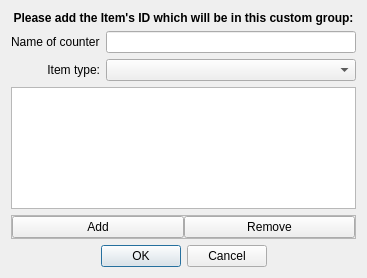
Above: Editor/tools/debugger/custom_counter_gui.ui from WohlSoft/Moondust-Project before the change. Below: the same form after it.
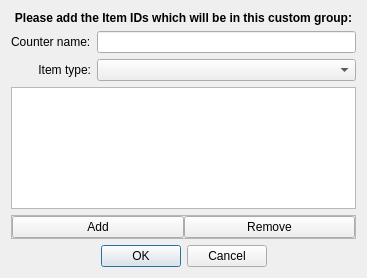
That is the form after the change. Icons and pictures are not drawn.

What changed in the file:
```diff
--- a/Editor/tools/debugger/custom_counter_gui.ui
+++ b/Editor/tools/debugger/custom_counter_gui.ui
@@ -39,7 +39,7 @@
       </font>
      </property>
      <property name="text">
-      <string>Please add the Item's ID which will be in this custom group:</string>
+      <string>Please add the Item IDs which will be in this custom group:</string>
      </property>
      <property name="alignment">
       <set>Qt::AlignHCenter|Qt::AlignTop</set>
@@ -88,7 +88,7 @@
    <item row="1" column="0">
     <widget class="QLabel" name="label_3">
      <property name="text">
-      <string>Name of counter</string>
+      <string>Counter name:</string>
      </property>
     </widget>
    </item>
```
